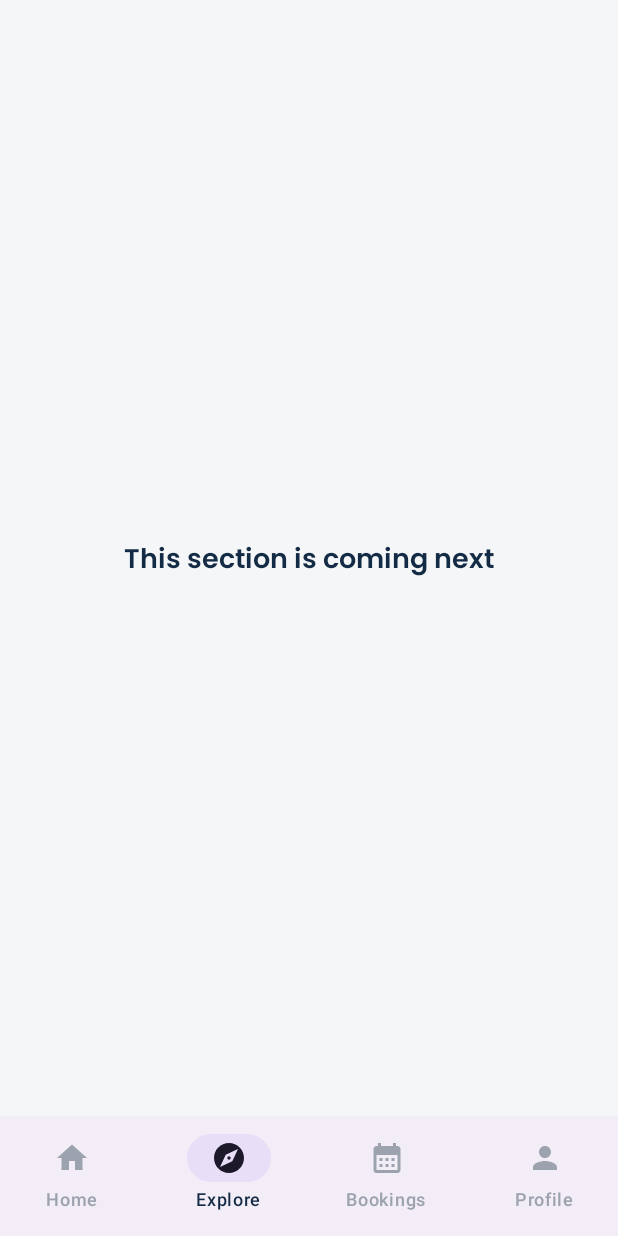
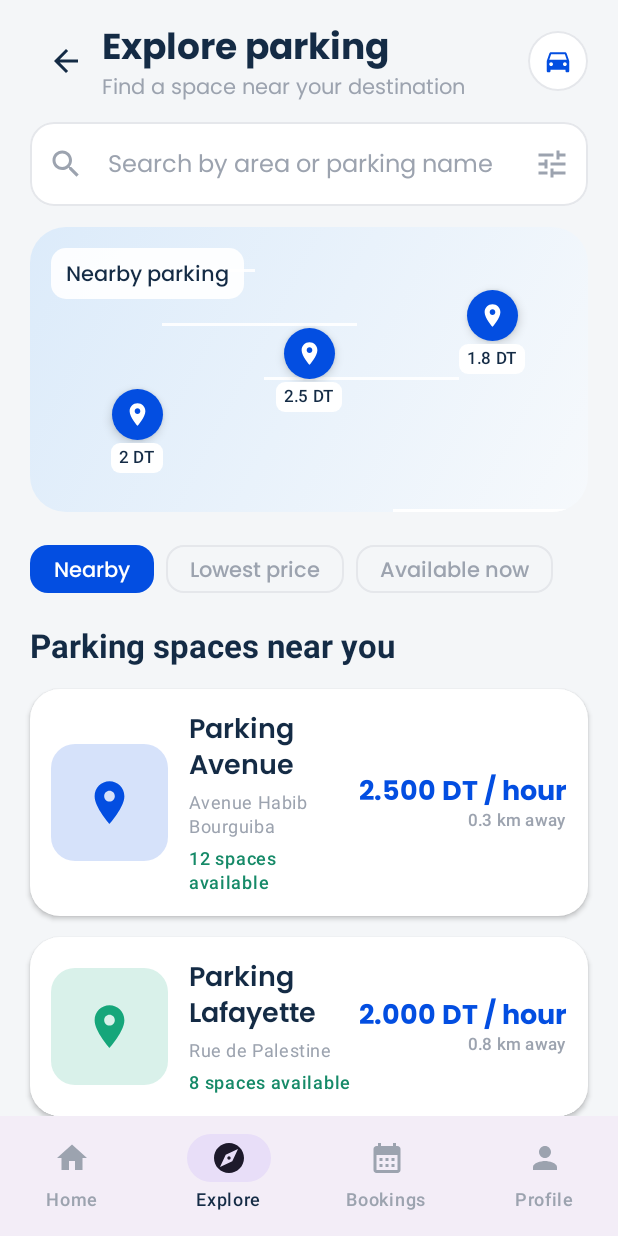
Before and after one commit to Fedi-Mhadhbi/SmartParking, an Android app built with Jetpack Compose: the ExploreScreen screen opened through its navigation route, on a phone screen of 412 x 824 dp. Run offline under Robolectric (Android 15) with nearby library versions, the phone set to English and light mode, and no system bars.

Commit message:
Add driver Explore parking screen
Co-authored-by: Copilot App <223556219+Copilot@users.noreply.github.com>

```diff
--- /dev/null
+++ b/app/src/main/java/com/fedi/smartparking/features/explore/ExploreScreen.kt
@@ -0,0 +1,318 @@
+package com.fedi.smartparking.features.explore
+
+import androidx.compose.foundation.background
+import androidx.compose.foundation.clickable
+import androidx.compose.foundation.layout.Arrangement
+import androidx.compose.foundation.layout.Box
+import androidx.compose.foundation.layout.Column
+import androidx.compose.foundation.layout.Row
+import androidx.compose.foundation.layout.Spacer
+import androidx.compose.foundation.layout.fillMaxSize
+import androidx.compose.foundation.layout.fillMaxWidth
+import androidx.compose.foundation.layout.height
+import androidx.compose.foundation.layout.padding
+import androidx.compose.foundation.layout.size
+import androidx.compose.foundation.layout.width
+import androidx.compose.foundation.lazy.LazyColumn
+import androidx.compose.foundation.lazy.items
+import androidx.compose.foundation.shape.CircleShape
+import androidx.compose.foundation.shape.RoundedCornerShape
+import androidx.compose.material.icons.Icons
+import androidx.compose.material.icons.filled.ArrowBack
+import androidx.compose.material.icons.filled.DirectionsCar
+import androidx.compose.material.icons.filled.LocationOn
+import androidx.compose.material.icons.filled.Search
+import androidx.compose.material.icons.filled.Tune
+import androidx.compose.material3.FilterChip
+import androidx.compose.material3.FilterChipDefaults
+import androidx.compose.material3.Icon
+import androidx.compose.material3.IconButton
+import androidx.compose.material3.MaterialTheme
+import androidx.compose.material3.OutlinedTextField
+import androidx.compose.material3.OutlinedTextFieldDefaults
+import androidx.compose.material3.Surface
+import androidx.compose.material3.Text
+import androidx.compose.runtime.Composable
+import androidx.compose.runtime.getValue
+import androidx.compose.ui.Alignment
+import androidx.compose.ui.Modifier
+import androidx.compose.ui.draw.clip
+import androidx.compose.ui.graphics.Brush
+import androidx.compose.ui.graphics.Color
+import androidx.compose.ui.res.stringResource
+import androidx.compose.ui.text.font.FontWeight
+import androidx.compose.ui.unit.dp
+import androidx.lifecycle.compose.collectAsStateWithLifecycle
+import androidx.lifecycle.viewmodel.compose.viewModel
+import com.fedi.smartparking.R
+import com.fedi.smartparking.features.home.ParkingCardUiModel
+import com.fedi.smartparking.ui.theme.LightBorder
+import com.fedi.smartparking.ui.theme.Navy
+import com.fedi.smartparking.ui.theme.PrimaryBlue
+
+@Composable
+fun ExploreScreen(
+    onParkingClick: (ParkingCardUiModel) -> Unit = {},
+    onBack: () -> Unit = {},
+    exploreViewModel: ExploreViewModel = viewModel(),
+) {
+    val uiState by exploreViewModel.uiState.collectAsStateWithLifecycle()
+    val visibleParkings = uiState.parkings
+        .filter { parking ->
+            uiState.query.isBlank() ||
+                parking.name.contains(uiState.query, ignoreCase = true) ||
+                parking.address.contains(uiState.query, ignoreCase = true)
+        }
+        .let { parkings ->
+            when (uiState.selectedFilter) {
+                ExploreFilter.NEARBY -> parkings.sortedBy { it.distanceKm }
+                ExploreFilter.LOWEST_PRICE -> parkings.sortedBy { it.hourlyPrice }
+                ExploreFilter.AVAILABLE -> parkings.sortedByDescending { it.availableSpaces }
+            }
+        }
+
+    LazyColumn(
+        modifier = Modifier
+            .fillMaxSize()
+            .background(MaterialTheme.colorScheme.background),
+        contentPadding = androidx.compose.foundation.layout.PaddingValues(
+            start = 20.dp,
+            top = 14.dp,
+            end = 20.dp,
+            bottom = 28.dp,
+        ),
+        verticalArrangement = Arrangement.spacedBy(14.dp),
+    ) {
+        item {
+            Row(
+                modifier = Modifier.fillMaxWidth(),
+                verticalAlignment = Alignment.CenterVertically,
+            ) {
+                IconButton(onClick = onBack) {
+                    Icon(
+                        imageVector = Icons.Default.ArrowBack,
+                        contentDescription = stringResource(R.string.explore_back),
+                        tint = Navy,
+                    )
+                }
+                Column(modifier = Modifier.weight(1f)) {
+                    Text(
+                        text = stringResource(R.string.explore_title),
+                        style = MaterialTheme.typography.headlineSmall,
+                        color = Navy,
+                        fontWeight = FontWeight.Bold,
+                    )
+                    Text(
+                        text = stringResource(R.string.explore_subtitle),
+                        style = MaterialTheme.typography.bodyMedium,
+                        color = MaterialTheme.colorScheme.onSurfaceVariant,
+                    )
+                }
+                Surface(
+                    color = Color.White,
+                    shape = CircleShape,
+                    border = androidx.compose.foundation.BorderStroke(1.dp, LightBorder),
+                ) {
+                    Icon(
+                        imageVector = Icons.Default.DirectionsCar,
+                        contentDescription = null,
+                        tint = PrimaryBlue,
+                        modifier = Modifier.padding(10.dp).size(20.dp),
+                    )
+                }
+            }
+        }
+        item {
+            OutlinedTextField(
+                value = uiState.query,
+                onValueChange = exploreViewModel::updateQuery,
+                modifier = Modifier.fillMaxWidth(),
+                singleLine = true,
+                shape = RoundedCornerShape(16.dp),
+                placeholder = { Text(stringResource(R.string.explore_search_hint)) },
+                leadingIcon = {
+                    Icon(Icons.Default.Search, contentDescription = null)
+                },
+                trailingIcon = {
+                    Icon(Icons.Default.Tune, contentDescription = null)
+                },
+                colors = OutlinedTextFieldDefaults.colors(
+                    unfocusedContainerColor = Color.White,
+                    focusedContainerColor = Color.White,
+                    unfocusedBorderColor = LightBorder,
+                ),
+            )
+        }
+        item { ExploreMapPreview() }
+        item {
+            Row(horizontalArrangement = Arrangement.spacedBy(8.dp)) {
+                ExploreFilterChip(
+                    text = stringResource(R.string.explore_filter_nearby),
+                    selected = uiState.selectedFilter == ExploreFilter.NEARBY,
+                    onClick = { exploreViewModel.selectFilter(ExploreFilter.NEARBY) },
+                )
+                ExploreFilterChip(
+                    text = stringResource(R.string.explore_filter_price),
+                    selected = uiState.selectedFilter == ExploreFilter.LOWEST_PRICE,
+                    onClick = { exploreViewModel.selectFilter(ExploreFilter.LOWEST_PRICE) },
+                )
+                ExploreFilterChip(
+                    text = stringResource(R.string.explore_filter_available),
+                    selected = uiState.selectedFilter == ExploreFilter.AVAILABLE,
+                    onClick = { exploreViewModel.selectFilter(ExploreFilter.AVAILABLE) },
+                )
+            }
+        }
+        item {
+            Text(
+                text = stringResource(R.string.explore_results),
+                style = MaterialTheme.typography.titleLarge,
+                color = Navy,
+                fontWeight = FontWeight.Bold,
+            )
+        }
+        items(visibleParkings) { parking ->
+            ExploreParkingCard(parking = parking, onClick = { onParkingClick(parking) })
+        }
+        if (visibleParkings.isEmpty()) {
+            item {
+                Text(
+                    text = stringResource(R.string.explore_empty),
+                    modifier = Modifier.padding(vertical = 28.dp),
+                    color = MaterialTheme.colorScheme.onSurfaceVariant,
+                )
+            }
+        }
+    }
+}
+
+@Composable
+private fun ExploreMapPreview() {
+    Box(
+        modifier = Modifier
+            .fillMaxWidth()
+            .height(190.dp)
+            .clip(RoundedCornerShape(24.dp))
+            .background(
+                Brush.linearGradient(listOf(Color(0xFFDCEBFA), Color(0xFFF6F9FC))),
+            ),
+    ) {
+        repeat(5) { index ->
+            Box(
+                modifier = Modifier
+                    .align(if (index % 2 == 0) Alignment.TopStart else Alignment.BottomEnd)
+                    .padding(
+                        start = (20 + index * 34).dp,
+                        top = (28 + index * 18).dp,
+                    )
+                    .width(130.dp)
+                    .height(2.dp)
+                    .background(Color.White.copy(alpha = 0.9f)),
+            )
+        }
+        ExploreMapPin(Modifier.align(Alignment.Center), "2.5 DT")
+        ExploreMapPin(Modifier.align(Alignment.TopEnd).padding(top = 42.dp, end = 42.dp), "1.8 DT")
+        ExploreMapPin(Modifier.align(Alignment.BottomStart).padding(bottom = 26.dp, start = 54.dp), "2 DT")
+        Text(
+            text = stringResource(R.string.explore_map_label),
+            modifier = Modifier
+                .align(Alignment.TopStart)
+                .padding(14.dp)
+                .background(Color.White.copy(alpha = 0.92f), RoundedCornerShape(10.dp))
+                .padding(horizontal = 10.dp, vertical = 7.dp),
+            style = MaterialTheme.typography.labelLarge,
+            color = Navy,
+        )
+    }
+}
+
+@Composable
+private fun ExploreMapPin(modifier: Modifier, price: String) {
+    Column(modifier = modifier, horizontalAlignment = Alignment.CenterHorizontally) {
+        Surface(color = PrimaryBlue, shape = CircleShape, shadowElevation = 4.dp) {
+            Icon(
+                imageVector = Icons.Default.LocationOn,
+                contentDescription = null,
+                tint = Color.White,
+                modifier = Modifier.padding(8.dp).size(18.dp),
+            )
+        }
+        Text(
+            text = price,
+            modifier = Modifier
+                .padding(top = 2.dp)
+                .background(Color.White, RoundedCornerShape(6.dp))
+                .padding(horizontal = 5.dp, vertical = 2.dp),
+            style = MaterialTheme.typography.labelSmall,
+            color = Navy,
+        )
+    }
+}
+
+@Composable
+private fun ExploreFilterChip(text: String, selected: Boolean, onClick: () -> Unit) {
+    FilterChip(
+        selected = selected,
+        onClick = onClick,
+        label = { Text(text) },
+        colors = FilterChipDefaults.filterChipColors(
+            selectedContainerColor = PrimaryBlue,
+            selectedLabelColor = Color.White,
+        ),
+    )
+}
+
+@Composable
+private fun ExploreParkingCard(parking: ParkingCardUiModel, onClick: () -> Unit) {
+    Surface(
+        modifier = Modifier
+            .fillMaxWidth()
+            .clickable(onClick = onClick),
+        color = Color.White,
+        shape = RoundedCornerShape(20.dp),
+        shadowElevation = 2.dp,
+    ) {
+        Row(
+            modifier = Modifier.padding(14.dp),
+            verticalAlignment = Alignment.CenterVertically,
+        ) {
+            Box(
+                modifier = Modifier
+                    .size(78.dp)
+                    .clip(RoundedCornerShape(16.dp))
+                    .background(Color(parking.accentColor).copy(alpha = 0.16f)),
+                contentAlignment = Alignment.Center,
+            ) {
+                Icon(
+                    imageVector = Icons.Default.LocationOn,
+                    contentDescription = null,
+                    tint = Color(parking.accentColor),
+                    modifier = Modifier.size(34.dp),
+                )
+            }
+            Spacer(modifier = Modifier.width(14.dp))
+            Column(modifier = Modifier.weight(1f), verticalArrangement = Arrangement.spacedBy(5.dp)) {
+                Text(parking.name, style = MaterialTheme.typography.titleMedium, color = Navy)
+                Text(parking.address, style = MaterialTheme.typography.bodySmall, color = MaterialTheme.colorScheme.onSurfaceVariant)
+                Text(
+                    text = stringResource(R.string.explore_spaces, parking.availableSpaces),
+                    style = MaterialTheme.typography.labelMedium,
+                    color = Color(0xFF168A68),
+                )
+            }
+            Column(horizontalAlignment = Alignment.End) {
+                Text(
+                    text = stringResource(R.string.home_per_hour, parking.hourlyPrice),
+                    style = MaterialTheme.typography.titleMedium,
+                    color = PrimaryBlue,
+                    fontWeight = FontWeight.Bold,
+                )
+                Text(
+                    text = stringResource(R.string.home_distance, parking.distanceKm),
+                    style = MaterialTheme.typography.labelSmall,
+                    color = MaterialTheme.colorScheme.onSurfaceVariant,
+                )
+            }
+        }
+    }
+}
--- /dev/null
+++ b/app/src/main/java/com/fedi/smartparking/features/explore/ExploreViewModel.kt
@@ -0,0 +1,59 @@
+package com.fedi.smartparking.features.explore
+
+import androidx.lifecycle.ViewModel
+import com.fedi.smartparking.features.home.ParkingCardUiModel
+import kotlinx.coroutines.flow.MutableStateFlow
+import kotlinx.coroutines.flow.StateFlow
+import kotlinx.coroutines.flow.asStateFlow
+
+data class ExploreUiState(
+    val query: String = "",
+    val selectedFilter: ExploreFilter = ExploreFilter.NEARBY,
+    val parkings: List<ParkingCardUiModel> = exploreParkings,
+)
+
+enum class ExploreFilter {
+    NEARBY,
+    LOWEST_PRICE,
+    AVAILABLE,
+}
+
+class ExploreViewModel : ViewModel() {
+    private val _uiState = MutableStateFlow(ExploreUiState())
+    val uiState: StateFlow<ExploreUiState> = _uiState.asStateFlow()
+
+    fun updateQuery(query: String) {
+        _uiState.value = _uiState.value.copy(query = query)
+    }
+
+    fun selectFilter(filter: ExploreFilter) {
+        _uiState.value = _uiState.value.copy(selectedFilter = filter)
+    }
+}
+
+private val exploreParkings = listOf(
+    ParkingCardUiModel(
+        name = "Parking Avenue",
+        address = "Avenue Habib Bourguiba",
+        distanceKm = 0.3,
+        hourlyPrice = 2.5,
+        availableSpaces = 12,
+        accentColor = 0xFF034EE1,
+    ),
+    ParkingCardUiModel(
+        name = "Parking Lafayette",
+        address = "Rue de Palestine",
+        distanceKm = 0.8,
+        hourlyPrice = 2.0,
+        availableSpaces = 8,
+        accentColor = 0xFF16A67A,
+    ),
+    ParkingCardUiModel(
+        name = "Parking Municipal",
+        address = "Centre-ville de Tunis",
+        distanceKm = 1.2,
+        hourlyPrice = 1.8,
+        availableSpaces = 5,
+        accentColor = 0xFFF59E0B,
+    ),
+)
--- a/app/src/main/java/com/fedi/smartparking/navigation/AppNavigation.kt
+++ b/app/src/main/java/com/fedi/smartparking/navigation/AppNavigation.kt
@@ -17,6 +17,7 @@ import androidx.navigation.compose.currentBackStackEntryAsState
 import androidx.navigation.compose.rememberNavController
 import com.fedi.smartparking.R
 import com.fedi.smartparking.features.home.DriverHomeScreen
+import com.fedi.smartparking.features.explore.ExploreScreen
 
 @Composable
 fun AppNavigation() {
@@ -55,7 +56,9 @@ fun AppNavigation() {
                     onParkingClick = { navController.navigate(NavRoutes.EXPLORE) },
                 )
             }
-            composable(NavRoutes.EXPLORE) { SectionPlaceholder() }
+            composable(NavRoutes.EXPLORE) {
+                ExploreScreen(onBack = { navController.popBackStack() })
+            }
             composable(NavRoutes.BOOKINGS) { SectionPlaceholder() }
             composable(NavRoutes.PROFILE) { SectionPlaceholder() }
         }
--- a/app/src/main/res/values/strings.xml
+++ b/app/src/main/res/values/strings.xml
@@ -17,6 +17,17 @@
     <string name="nav_bookings">Bookings</string>
     <string name="nav_profile">Profile</string>
     <string name="section_coming_soon">This section is coming next</string>
+    <string name="explore_title">Explore parking</string>
+    <string name="explore_subtitle">Find a space near your destination</string>
+    <string name="explore_back">Back</string>
+    <string name="explore_search_hint">Search by area or parking name</string>
+    <string name="explore_map_label">Nearby parking</string>
+    <string name="explore_filter_nearby">Nearby</string>
+    <string name="explore_filter_price">Lowest price</string>
+    <string name="explore_filter_available">Available now</string>
+    <string name="explore_results">Parking spaces near you</string>
+    <string name="explore_spaces">%1$d spaces available</string>
+    <string name="explore_empty">No parking matches your search.</string>
     <string name="auth_app_tagline">Trouvez. Réservez. Garez-vous.</string>
     <string name="auth_welcome_title">Trouvez votre place de parking facilement</string>
     <string name="auth_welcome_body">Découvrez les parkings disponibles près de vous et réservez votre place en quelques secondes.</string>
```
